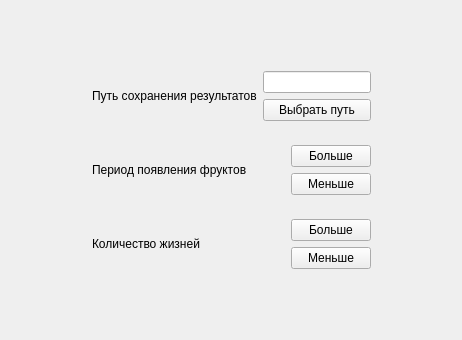
Qt form settingsmenu.ui (Yakovlev0309/fruit_catching_game) before a commit.
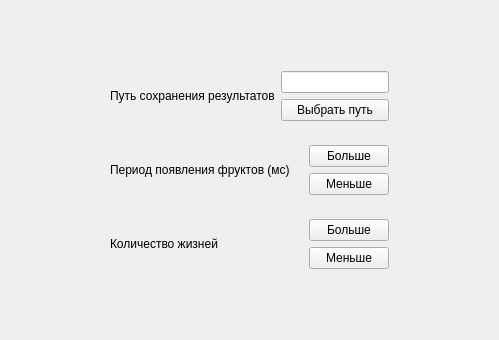
The same form after that commit.

Commit message: 1. Перенёс установки позиции фруктов в game.cpp 2. Изменил стили меню настроек

```diff
--- a/settingsmenu.ui
+++ b/settingsmenu.ui
@@ -6,7 +6,7 @@
    <rect>
     <x>0</x>
     <y>0</y>
-    <width>462</width>
+    <width>499</width>
     <height>340</height>
    </rect>
   </property>
@@ -99,7 +99,7 @@
          <item row="1" column="0" rowspan="2">
           <widget class="QLabel" name="fruit_generation_period_text_label">
            <property name="text">
-            <string>Период появления фруктов</string>
+            <string>Период появления фруктов (мс)</string>
            </property>
           </widget>
          </item>
```
The commit also changes 11 other files.
